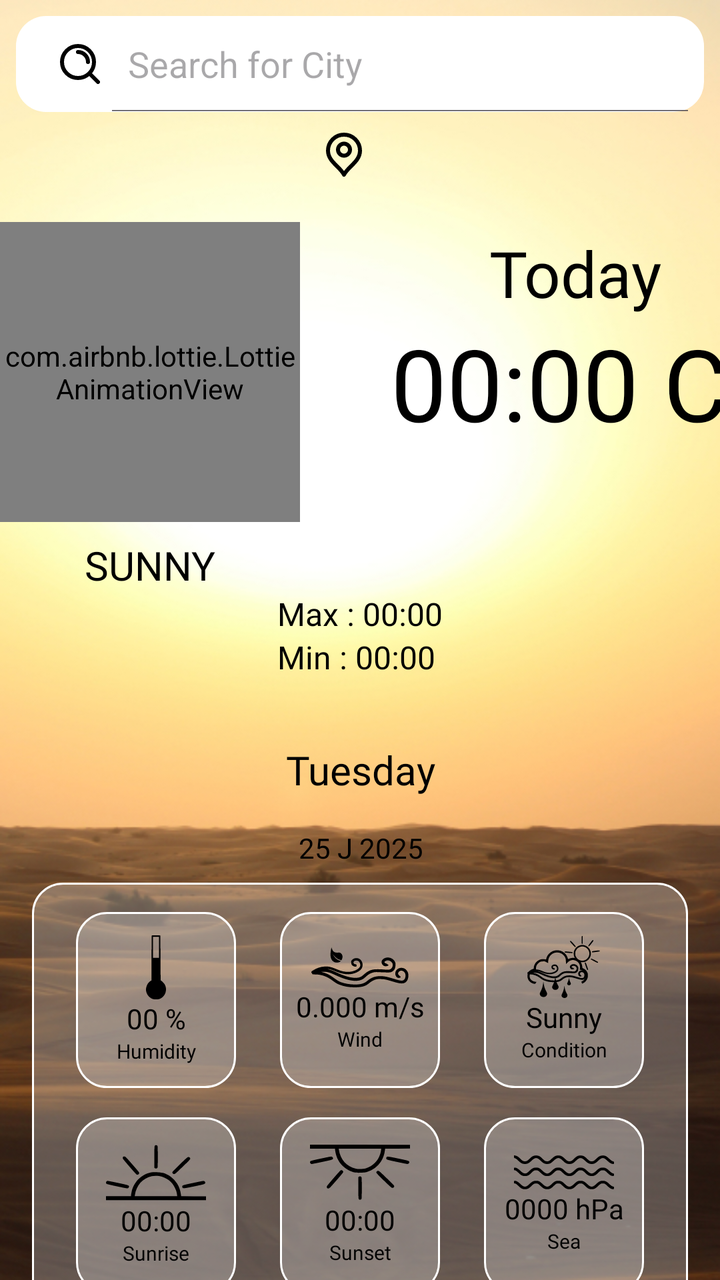
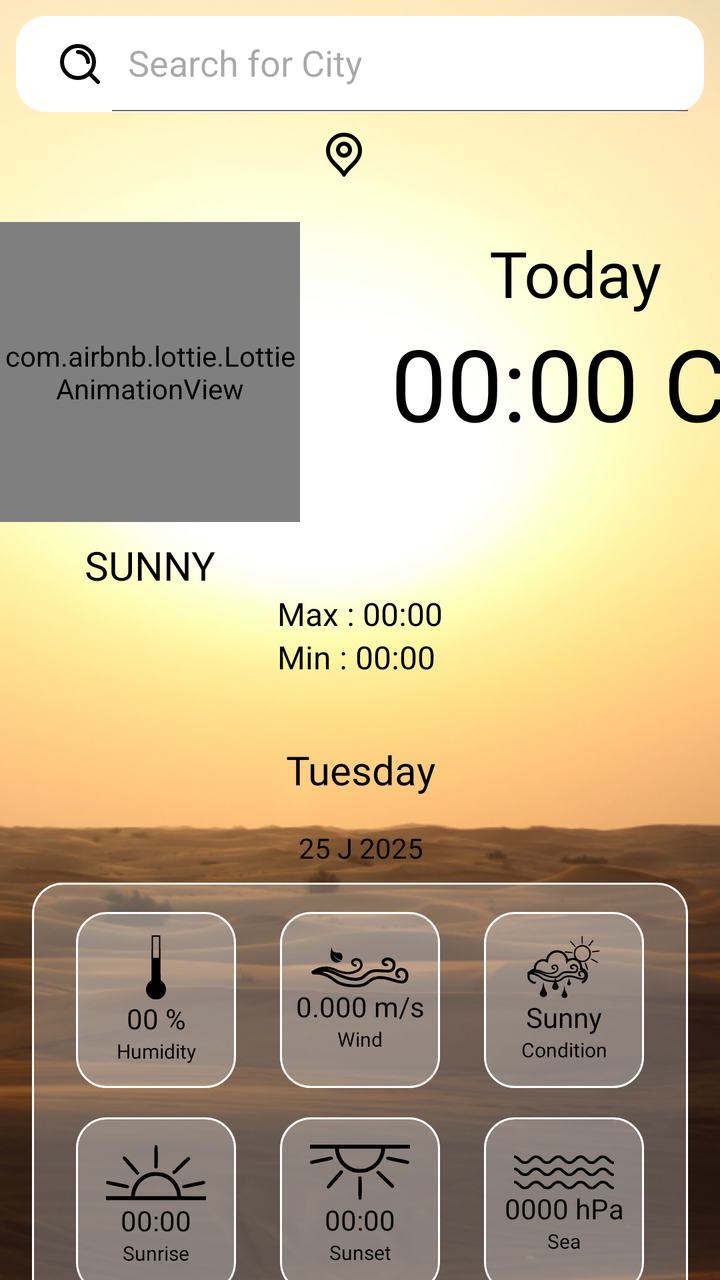

Screens rendered from an Android XML layout before and after an edit, with the pre-edit source and the edit as a unified diff.
<!-- AndroidManifest.xml: application theme Theme.MyWeather -->
<!-- res/layout/activity_main.xml -->
<?xml version="1.0" encoding="utf-8"?>
<FrameLayout xmlns:android="http://schemas.android.com/apk/res/android"
    xmlns:app="http://schemas.android.com/apk/res-auto"
    xmlns:tools="http://schemas.android.com/tools"
    android:id="@+id/frameLayout"
    android:layout_width="match_parent"
    android:layout_height="match_parent"
    tools:context=".MainActivity">


    <androidx.constraintlayout.widget.ConstraintLayout
        android:id="@+id/main"
        android:layout_width="match_parent"
        android:layout_height="match_parent"
        android:background="@drawable/sunny_background">

        <SearchView
            android:id="@+id/search_bar"
            android:layout_width="0dp"
            android:layout_height="wrap_content"
            android:layout_marginStart="8dp"
            android:layout_marginTop="8dp"
            android:layout_marginEnd="8dp"
            android:background="@drawable/searchviewshape"
            android:iconifiedByDefault="false"
            android:queryHint="Search for City"
            android:searchIcon="@drawable/search"
            app:layout_constraintEnd_toEndOf="parent"
            app:layout_constraintStart_toStartOf="parent"
            app:layout_constraintTop_toTopOf="parent" />

        <TextView
            android:id="@+id/city_text"
            android:layout_width="wrap_content"
            android:layout_height="wrap_content"
            android:layout_marginTop="8dp"
            android:drawablePadding="16.dp"
            android:fontFamily="@font/merriweathersans_medium"
            android:textColor="@color/black"
            android:textSize="20sp"
            app:drawableStartCompat="@drawable/loctaion"
            app:layout_constraintEnd_toEndOf="parent"
            app:layout_constraintStart_toStartOf="parent"
            app:layout_constraintTop_toBottomOf="@+id/search_bar" />

        <com.airbnb.lottie.LottieAnimationView
            android:id="@+id/lottieAnimationView"
            android:layout_width="150dp"
            android:layout_height="150dp"
            android:layout_marginTop="20dp"
            app:layout_constraintStart_toStartOf="parent"
            app:layout_constraintTop_toBottomOf="@+id/city_text"
            app:lottie_autoPlay="true"
            app:lottie_loop="true"
            app:lottie_rawRes="@raw/sun" />

        <TextView
            android:id="@+id/temp_textview"
            android:layout_width="wrap_content"
            android:layout_height="wrap_content"
            android:layout_marginStart="65dp"
            android:layout_marginTop="24dp"
            android:fontFamily="@font/merriweathersans_bold"
            android:text="@string/today"
            android:textColor="@color/black"
            android:textSize="32sp"
            app:layout_constraintEnd_toEndOf="parent"
            app:layout_constraintStart_toEndOf="@+id/lottieAnimationView"
            app:layout_constraintTop_toBottomOf="@id/city_text" />

        <TextView
            android:id="@+id/today"
            android:layout_width="wrap_content"
            android:layout_height="wrap_content"
            android:layout_marginEnd="16dp"
            android:fontFamily="@font/merriweathersans_semibold"
            android:text="@string/_00_00_c"
            android:textColor="@color/black"
            android:textSize="50sp"
            app:layout_constraintEnd_toEndOf="@+id/temp_textview"
            app:layout_constraintStart_toStartOf="@+id/temp_textview"
            app:layout_constraintTop_toBottomOf="@id/temp_textview" />

        <TextView
            android:id="@+id/weatherText_view"
            android:layout_width="wrap_content"
            android:layout_height="wrap_content"
            android:layout_marginTop="8dp"
            android:fontFamily="@font/merriweathersans_regular"
            android:text="Sunny"
            android:textAllCaps="true"
            android:textColor="@color/black"
            android:textSize="20sp"
            app:layout_constraintEnd_toEndOf="@+id/lottieAnimationView"
            app:layout_constraintStart_toStartOf="@+id/lottieAnimationView"
            app:layout_constraintTop_toBottomOf="@id/lottieAnimationView" />

        <TextView
            android:id="@+id/maxTemp_view"
            android:layout_width="wrap_content"
            android:layout_height="wrap_content"
            android:fontFamily="@font/merriweathersans_regular"
            android:text="Max : 00:00"
            android:textColor="@color/black"
            android:textSize="16sp"
            app:layout_constraintEnd_toEndOf="parent"
            app:layout_constraintStart_toStartOf="parent"
            app:layout_constraintTop_toBottomOf="@id/weatherText_view" />

        <TextView
            android:id="@+id/minTemp_view"
            android:layout_width="wrap_content"
            android:layout_height="wrap_content"
            android:fontFamily="@font/merriweathersans_regular"
            android:text="Min : 00:00 "
            android:textColor="@color/black"
            android:textSize="16sp"
            app:layout_constraintEnd_toEndOf="@+id/maxTemp_view"
            app:layout_constraintStart_toStartOf="@+id/maxTemp_view"
            app:layout_constraintTop_toBottomOf="@id/maxTemp_view" />

        <TextView
            android:id="@+id/dayText_view"
            android:layout_width="wrap_content"
            android:layout_height="wrap_content"
            android:layout_marginTop="32dp"
            android:fontFamily="@font/merriweathersans_bold"
            android:text="Tuesday"
            android:textColor="@color/black"
            android:textSize="20sp"
            app:layout_constraintEnd_toEndOf="@+id/minTemp_view"
            app:layout_constraintStart_toStartOf="@+id/minTemp_view"
            app:layout_constraintTop_toBottomOf="@+id/minTemp_view" />

        <TextView
            android:id="@+id/dateText_view"
            android:layout_width="wrap_content"
            android:layout_height="wrap_content"
            android:layout_marginTop="16dp"
            android:fontFamily="@font/merriweathersans_regular"
            android:text="25 J 2025"
            android:textColor="@color/black"
            android:textSize="14sp"
            app:layout_constraintEnd_toEndOf="@+id/dayText_view"
            app:layout_constraintStart_toStartOf="@+id/dayText_view"
            app:layout_constraintTop_toBottomOf="@+id/dayText_view" />

        <FrameLayout
            android:layout_width="match_parent"
            android:layout_height="220dp"
            android:layout_marginStart="16dp"
            android:layout_marginTop="8dp"
            android:layout_marginEnd="16dp"
            android:background="@drawable/backgroundshape"
            app:layout_constraintEnd_toEndOf="parent"
            app:layout_constraintStart_toStartOf="parent"
            app:layout_constraintTop_toBottomOf="@+id/dateText_view">

            <androidx.constraintlayout.widget.ConstraintLayout
                android:layout_width="match_parent"
                android:layout_height="match_parent">

                <androidx.constraintlayout.helper.widget.Flow
                    android:layout_width="match_parent"
                    android:layout_height="match_parent"
                    android:orientation="horizontal"
                    app:constraint_referenced_ids="linearLayout,linearLayout2,linearLayout3,linearLayout4,linearLayout5,linearLayout6"
                    app:flow_maxElementsWrap="3"
                    app:flow_wrapMode="chain"
                    app:layout_constraintEnd_toEndOf="parent"
                    app:layout_constraintStart_toStartOf="parent"
                    app:layout_constraintTop_toTopOf="parent" />

                <LinearLayout
                    android:id="@+id/linearLayout"
                    android:layout_width="80dp"
                    android:layout_height="88dp"
                    android:background="@drawable/backgroundshape"
                    android:gravity="center_vertical"
                    android:orientation="vertical">

                    <ImageView

                        android:layout_width="match_parent"
                        android:layout_height="wrap_content"
                        app:srcCompat="@drawable/humidity" />

                    <TextView
                        android:id="@+id/humidity"
                        android:layout_width="match_parent"
                        android:layout_height="wrap_content"
                        android:fontFamily="@font/merriweathersans_medium"
                        android:gravity="center_horizontal"
                        android:text="00 %"
                        android:textColor="@color/black" />

                    <TextView
                        android:layout_width="match_parent"
                        android:layout_height="wrap_content"
                        android:fontFamily="@font/merriweathersans_medium"
                        android:gravity="center_horizontal"
                        android:text="Humidity"
                        android:textColor="@color/black"
                        android:textSize="10sp" />
                </LinearLayout>

                <LinearLayout
                    android:id="@+id/linearLayout2"
                    android:layout_width="80dp"
                    android:layout_height="88dp"
                    android:background="@drawable/backgroundshape"
                    android:gravity="center_vertical"
                    android:orientation="vertical">

                    <ImageView
                        android:layout_width="match_parent"
                        android:layout_height="wrap_content"
                        app:srcCompat="@drawable/wind" />

                    <TextView
                        android:id="@+id/wind"
                        android:layout_width="match_parent"
                        android:layout_height="wrap_content"
                        android:fontFamily="@font/merriweathersans_medium"
                        android:gravity="center_horizontal"
                        android:text="0.000 m/s"
                        android:textColor="@color/black" />

                    <TextView

                        android:layout_width="match_parent"
                        android:layout_height="wrap_content"
                        android:fontFamily="@font/merriweathersans_medium"
                        android:gravity="center_horizontal"
                        android:text="Wind"
                        android:textColor="@color/black"
                        android:textSize="10sp" />
                </LinearLayout>

                <LinearLayout
                    android:id="@+id/linearLayout3"
                    android:layout_width="80dp"
                    android:layout_height="88dp"
                    android:background="@drawable/backgroundshape"
                    android:gravity="center_vertical"
                    android:orientation="vertical">

                    <ImageView
                        android:layout_width="match_parent"
                        android:layout_height="wrap_content"
                        app:srcCompat="@drawable/conditions" />

                    <TextView
                        android:id="@+id/condition"
                        android:layout_width="match_parent"
                        android:layout_height="wrap_content"
                        android:fontFamily="@font/merriweathersans_medium"
                        android:gravity="center_horizontal"
                        android:text="Sunny"
                        android:textColor="@color/black" />

                    <TextView

                        android:layout_width="match_parent"
                        android:layout_height="wrap_content"
                        android:fontFamily="@font/merriweathersans_medium"
                        android:gravity="center_horizontal"
                        android:text="Condition"
                        android:textColor="@color/black"
                        android:textSize="10sp" />
                </LinearLayout>

                <LinearLayout
                    android:id="@+id/linearLayout4"
                    android:layout_width="80dp"
                    android:layout_height="88dp"
                    android:background="@drawable/backgroundshape"
                    android:gravity="center_vertical"
                    android:orientation="vertical">

                    <ImageView
                        android:layout_width="match_parent"
                        android:layout_height="wrap_content"
                        app:srcCompat="@drawable/sunrise" />

                    <TextView
                        android:id="@+id/sunrise"
                        android:layout_width="match_parent"
                        android:layout_height="wrap_content"
                        android:fontFamily="@font/merriweathersans_medium"
                        android:gravity="center_horizontal"
                        android:text="00:00"
                        android:textColor="@color/black" />

                    <TextView
                        android:layout_width="match_parent"
                        android:layout_height="wrap_content"
                        android:fontFamily="@font/merriweathersans_medium"
                        android:gravity="center_horizontal"
                        android:text="Sunrise"
                        android:textColor="@color/black"
                        android:textSize="10sp" />
                </LinearLayout>

                <LinearLayout
                    android:id="@+id/linearLayout5"
                    android:layout_width="80dp"
                    android:layout_height="88dp"
                    android:background="@drawable/backgroundshape"
                    android:gravity="center_vertical"
                    android:orientation="vertical">

                    <ImageView
                        android:layout_width="match_parent"
                        android:layout_height="wrap_content"
                        app:srcCompat="@drawable/sunset" />

                    <TextView
                        android:id="@+id/sunset"
                        android:layout_width="match_parent"
                        android:layout_height="wrap_content"
                        android:fontFamily="@font/merriweathersans_medium"
                        android:gravity="center_horizontal"
                        android:text="00:00"
                        android:textColor="@color/black" />

                    <TextView
                        android:layout_width="match_parent"
                        android:layout_height="wrap_content"
                        android:fontFamily="@font/merriweathersans_medium"
                        android:gravity="center_horizontal"
                        android:text="Sunset"
                        android:textColor="@color/black"
                        android:textSize="10sp" />
                </LinearLayout>

                <LinearLayout
                    android:id="@+id/linearLayout6"
                    android:layout_width="80dp"
                    android:layout_height="88dp"
                    android:background="@drawable/backgroundshape"
                    android:gravity="center_vertical"
                    android:orientation="vertical">

                    <ImageView
                        android:id="@+id/imageView2"
                        android:layout_width="match_parent"
                        android:layout_height="wrap_content"
                        app:srcCompat="@drawable/sea" />

                    <TextView
                        android:id="@+id/sea_level"
                        android:layout_width="match_parent"
                        android:layout_height="wrap_content"
                        android:fontFamily="@font/merriweathersans_medium"
                        android:gravity="center_horizontal"
                        android:text="0000 hPa"
                        android:textColor="@color/black" />

                    <TextView
                        android:layout_width="match_parent"
                        android:layout_height="wrap_content"
                        android:fontFamily="@font/merriweathersans_medium"
                        android:gravity="center_horizontal"
                        android:text="Sea"
                        android:textColor="@color/black"
                        android:textSize="10sp" />
                </LinearLayout>
            </androidx.constraintlayout.widget.ConstraintLayout>
        </FrameLayout>

    </androidx.constraintlayout.widget.ConstraintLayout>

    <FrameLayout
        android:id="@+id/loading_view"
        android:layout_width="match_parent"
        android:layout_height="match_parent"
        android:background="@android:color/white"
        android:gravity="center"
        android:visibility="gone">

        <LinearLayout
            android:layout_width="wrap_content"
            android:layout_height="wrap_content"
            android:layout_gravity="center"
            android:gravity="center"
            android:orientation="vertical">

            <ProgressBar
                android:id="@+id/loading_bar"
                android:layout_width="wrap_content"
                android:layout_height="wrap_content"
                android:layout_gravity="center" />

            <TextView
                android:id="@+id/loadingText"
                android:layout_width="wrap_content"
                android:layout_height="wrap_content"
                android:layout_gravity="center"
                android:layout_marginTop="8dp"
                android:paddingStart="16.dp"
                android:paddingEnd="16.dp"
                android:text="Loading..."
                android:textSize="16sp" />

            <Button
                android:id="@+id/button"
                android:layout_width="wrap_content"
                android:layout_height="wrap_content"
                android:contentDescription="Retry Button"
                android:text="Please! Retry"
                />
        </LinearLayout>
    </FrameLayout>

</FrameLayout>
<!-- resources referenced by this layout -->
<resources>
  <color name="black">#FF000000</color>
  <!-- drawable backgroundshape (drawable) -->
  <?xml version="1.0" encoding="utf-8"?>
  <shape xmlns:android="http://schemas.android.com/apk/res/android">
  <solid android:color="#40FFFFFF"/>
      <corners android:radius="15dp"/>
  <stroke android:color="@color/white" android:width="1dp"/>
  
  </shape>
  <!-- drawable conditions: vector/xml drawable (drawable, 9111 chars, omitted) -->
  <!-- drawable humidity (drawable) -->
  <vector xmlns:android="http://schemas.android.com/apk/res/android"
      android:width="10dp"
      android:height="32dp"
      android:viewportWidth="10"
      android:viewportHeight="32">
    <path
        android:pathData="M2.891,0.064C2.831,0.124 2.786,5.203 2.786,11.337L2.772,22.505L2.101,22.942C0.759,23.801 -0.18,25.956 0.029,27.644C0.238,29.332 1.341,30.87 2.921,31.653C3.487,31.94 3.86,32 5.022,32C6.229,32 6.557,31.94 7.183,31.638C9.702,30.372 10.716,27.283 9.464,24.721C9.151,24.088 7.69,22.58 7.392,22.58C7.318,22.58 7.243,17.984 7.228,11.307L7.183,0.049L5.082,0.004C3.934,-0.011 2.95,0.019 2.891,0.064ZM6.513,6.002V11.277H5.022H3.532V6.002V0.727H5.022H6.513V6.002Z"
        android:fillColor="#000000"/>
  </vector>
  <!-- drawable loctaion (drawable) -->
  <vector xmlns:android="http://schemas.android.com/apk/res/android"
      android:width="18dp"
      android:height="22dp"
      android:viewportWidth="18"
      android:viewportHeight="22">
    <path
        android:pathData="M9,11.5C10.657,11.5 12,10.157 12,8.5C12,6.843 10.657,5.5 9,5.5C7.343,5.5 6,6.843 6,8.5C6,10.157 7.343,11.5 9,11.5Z"
        android:strokeLineJoin="round"
        android:strokeWidth="2"
        android:fillColor="#00000000"
        android:strokeColor="#000000"
        android:strokeLineCap="round"/>
    <path
        android:pathData="M9,21C11,17 17,14.418 17,9C17,4.582 13.418,1 9,1C4.582,1 1,4.582 1,9C1,14.418 7,17 9,21Z"
        android:strokeLineJoin="round"
        android:strokeWidth="2"
        android:fillColor="#00000000"
        android:strokeColor="#000000"
        android:strokeLineCap="round"/>
  </vector>
  <!-- drawable sea: vector/xml drawable (drawable, 4572 chars, omitted) -->
  <!-- drawable search (drawable) -->
  <vector xmlns:android="http://schemas.android.com/apk/res/android"
      android:width="20dp"
      android:height="20dp"
      android:viewportWidth="20"
      android:viewportHeight="20">
    <path
        android:pathData="M19,19L14.65,14.65M9,4C11.761,4 14,6.239 14,9M17,9C17,13.418 13.418,17 9,17C4.582,17 1,13.418 1,9C1,4.582 4.582,1 9,1C13.418,1 17,4.582 17,9Z"
        android:strokeLineJoin="round"
        android:strokeWidth="2"
        android:fillColor="#00000000"
        android:strokeColor="#000000"
        android:strokeLineCap="round"/>
  </vector>
  <!-- drawable searchviewshape (drawable) -->
  <?xml version="1.0" encoding="utf-8"?>
  <shape xmlns:android="http://schemas.android.com/apk/res/android">
  <solid android:color="@color/white"/>
      <corners android:radius="15dp"/>
  </shape>
  <!-- drawable sunny_background: jpg bitmap (drawable, 152761 bytes) -->
  <!-- drawable sunrise: vector/xml drawable (drawable, 2528 chars, omitted) -->
  <!-- drawable sunset: vector/xml drawable (drawable, 2488 chars, omitted) -->
  <!-- drawable wind: vector/xml drawable (drawable, 3501 chars, omitted) -->
  <string name="_00_00_c">00:00 C</string>
  <string name="today">Today</string>
  <style name="Theme.MyWeather" parent="Base.Theme.MyWeather" />
  <color name="white">#FFFFFFFF</color>
  <style name="Base.Theme.MyWeather" parent="Theme.Material3.DayNight.NoActionBar">
          
          
      </style>
</resources>

<!-- the commit's change to res/layout/activity_main.xml (unified diff, before → after) -->
@@ -2,19 +2,19 @@
 <FrameLayout xmlns:android="http://schemas.android.com/apk/res/android"
     xmlns:app="http://schemas.android.com/apk/res-auto"
     xmlns:tools="http://schemas.android.com/tools"
-    android:id="@+id/frameLayout"
+    android:id="@+id/main"
     android:layout_width="match_parent"
     android:layout_height="match_parent"
+    android:background="@drawable/sunny_background"
     tools:context=".MainActivity">
 
 
     <androidx.constraintlayout.widget.ConstraintLayout
-        android:id="@+id/main"
+        android:id="@+id/main_content"
         android:layout_width="match_parent"
-        android:layout_height="match_parent"
-        android:background="@drawable/sunny_background">
-
-        <SearchView
+        android:layout_height="match_parent">
+
+        <androidx.appcompat.widget.SearchView
             android:id="@+id/search_bar"
             android:layout_width="0dp"
             android:layout_height="wrap_content"
@@ -22,9 +22,9 @@
             android:layout_marginTop="8dp"
             android:layout_marginEnd="8dp"
             android:background="@drawable/searchviewshape"
-            android:iconifiedByDefault="false"
-            android:queryHint="Search for City"
-            android:searchIcon="@drawable/search"
+            app:iconifiedByDefault="false"
+            app:queryHint="Search for City"
+            app:searchIcon="@drawable/search"
             app:layout_constraintEnd_toEndOf="parent"
             app:layout_constraintStart_toStartOf="parent"
             app:layout_constraintTop_toTopOf="parent" />
